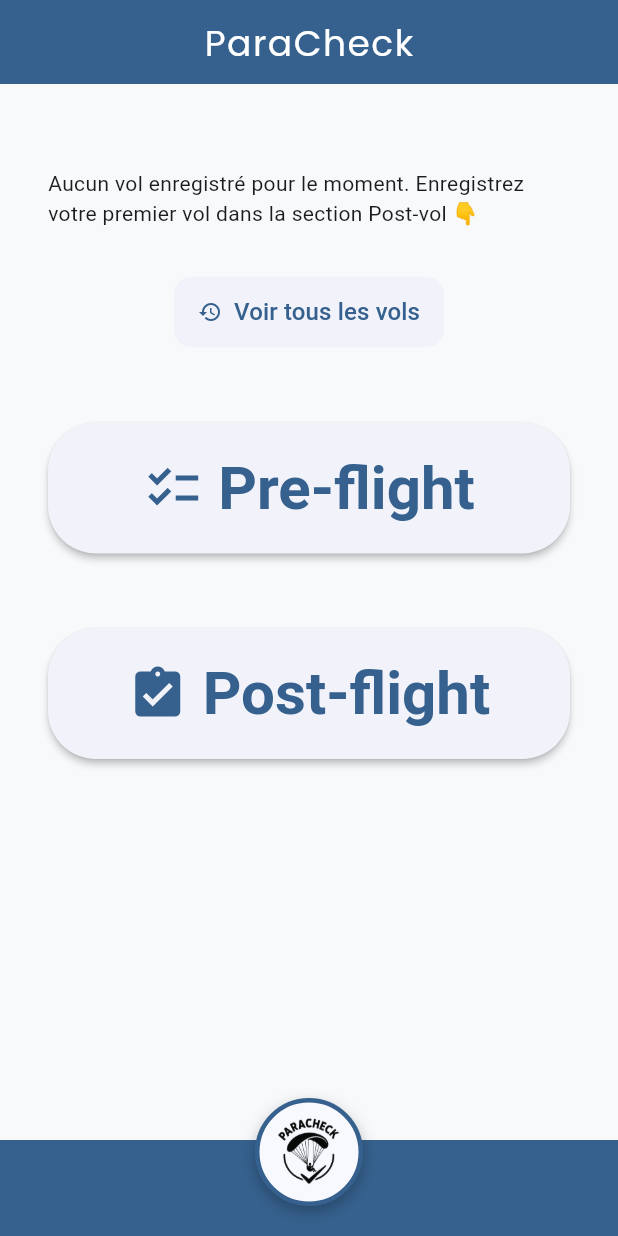
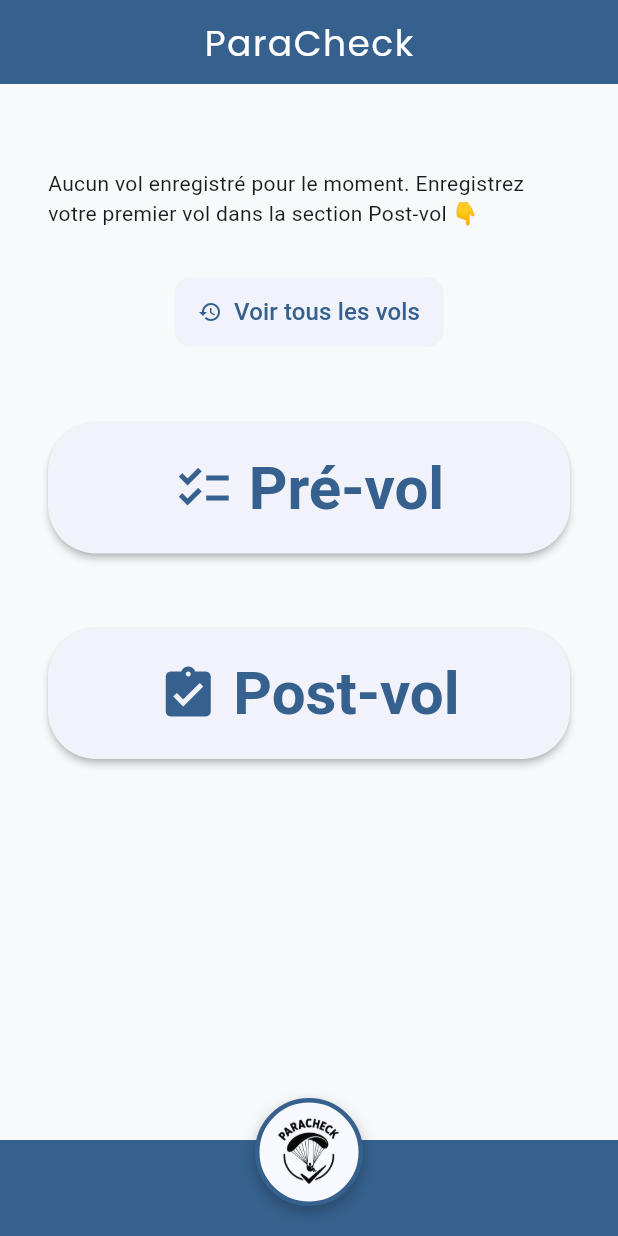
Before and after one commit to Diego-PB/ParaCheck, a Flutter app: the screen it shows after launch, on a phone screen of 412 x 824 dp. Run offline on Flutter 3.47's test engine with Material 3 defaults, Android fonts, the phone set to English and light mode, and no system bars; our stand-ins replace file_picker, pdf, printing, shared_preferences, web; missing offline and left inert: dart:js_interop, flutter_radar_chart.

Commit message:
francisation des mots dans l'accueil

```diff
--- a/app/paracheck/lib/pages/home_page.dart
+++ b/app/paracheck/lib/pages/home_page.dart
@@ -90,7 +90,7 @@
 
                 // Deux gros boutons : Pré-vol et Post-vol
                 HomeButton(
-                  label: "Pre-flight",
+                  label: "Pré-vol",
                   icon: Icons.checklist,
                   onPressed: () {
                     Navigator.pushNamed(context, '/flight_condition');
@@ -99,7 +99,7 @@
                 ),
                 const SizedBox(height: 50),
                 HomeButton(
-                  label: "Post-flight",
+                  label: "Post-vol",
                   icon: Icons.assignment_turned_in,
                   onPressed: () {
                     Navigator.pushNamed(context, '/postflight_debrief');
```
